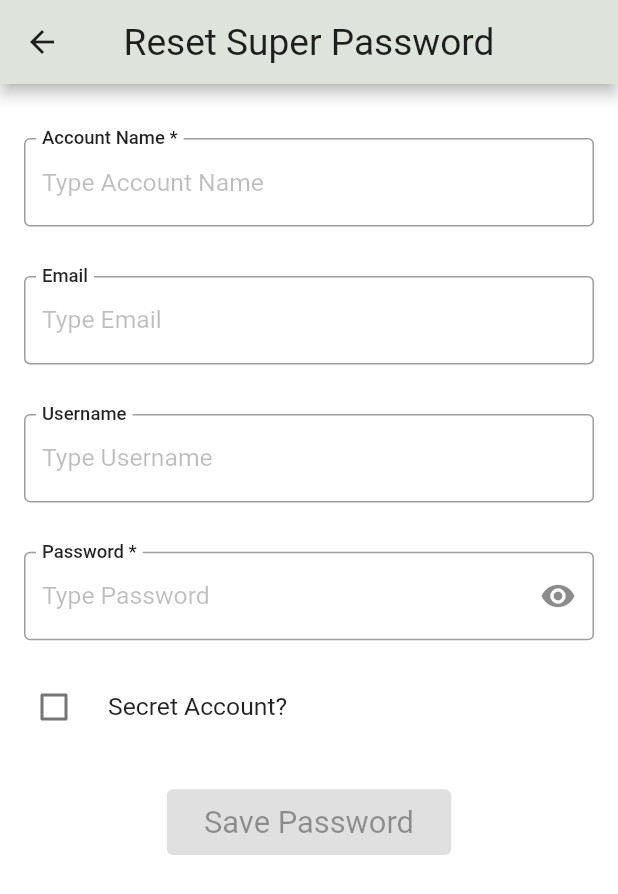
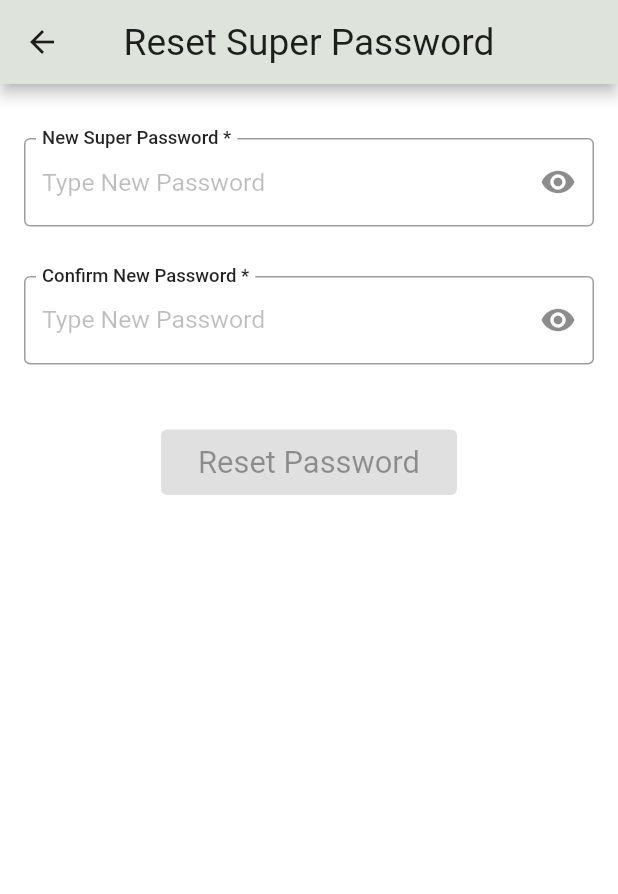
Before and after one commit to srad1292/flutter_password_manager, a Flutter app: the ResetSuperPasswordForm screen opened directly, on a phone screen of 412 x 824 dp. Shown: the top 894 px of the screen. Run offline on Flutter 3.47's test engine with Material 2 defaults, Android fonts, the phone set to English and light mode, and no system bars; our stand-ins replace device_preview, get_it, shared_preferences, sqflite; accounts and stored records are empty.

Commit message:
Reset password form.  Reset password action -> transaction that updates super password and then deletes all saved accounts

```diff
--- a/lib/modules/settings/reset-super-password-form.dart
+++ b/lib/modules/settings/reset-super-password-form.dart
@@ -1,9 +1,10 @@
 import 'package:flutter/material.dart';
+import 'package:password_manager/common/widget/confirmation_dalog.dart';
 import 'package:password_manager/common/widget/error_dialog.dart';
 import 'package:password_manager/common/widget/password_request_dialog.dart';
 import 'package:password_manager/modules/shared/model/password.dart';
 import 'package:password_manager/modules/shared/service/password.dart';
-import 'package:password_manager/modules/shared/service/settings.dart';
+import 'package:password_manager/modules/super_password/page/super_password.dart';
 import 'package:password_manager/utils/service_locator.dart';
 import 'package:password_manager/utils/size_config.dart';
 
@@ -19,15 +20,15 @@ class ResetSuperPasswordForm extends StatefulWidget {
 
 class _ResetSuperPasswordFormState extends State<ResetSuperPasswordForm> {
   late PasswordService _passwordService;
-  late SettingsService _settingsService;
+
+  late TextEditingController _newPasswordController;
+  late TextEditingController _confirmPasswordController;
 
 
-  late TextEditingController _accountNameController;
-  late TextEditingController _emailController;
-  late TextEditingController _usernameController;
-  late TextEditingController _passwordController;
-  late  bool _isSecret;
-  bool _isPasswordVisible = false;
+
+  bool _newVisible = false;
+  bool _confirmVisible = false;
+
 
   bool saving = false;
   bool formValid = false;
@@ -36,17 +37,12 @@ class _ResetSuperPasswordFormState extends State<ResetSuperPasswordForm> {
   void initState() {
     super.initState();
     _passwordService = serviceLocator.get<PasswordService>();
-    _settingsService = serviceLocator.get<SettingsService>();
 
-    _accountNameController = new TextEditingController();
-    _accountNameController.text = widget.password?.accountName ?? '';
-    _emailController = new TextEditingController();
-    _emailController.text = widget.password?.email ?? '';
-    _usernameController = new TextEditingController();
-    _usernameController.text = widget.password?.username ?? '';
-    _passwordController = new TextEditingController();
-    _passwordController.text = widget.password?.password ?? '';
-    _isSecret = widget.password?.isSecret == true;
+    _newPasswordController = new TextEditingController();
+    _newPasswordController.text = '';
+    _confirmPasswordController = new TextEditingController();
+    _confirmPasswordController.text = '';
+
 
     validateForm();
 
@@ -54,16 +50,15 @@ class _ResetSuperPasswordFormState extends State<ResetSuperPasswordForm> {
   }
 
   void setupFormValidation() {
-    _accountNameController.addListener(() { validateForm(); });
-    _passwordController.addListener(() { validateForm(); });
+    _newPasswordController.addListener(() { validateForm(); });
+    _confirmPasswordController.addListener(() { validateForm(); });
+
   }
 
   @override
   void dispose() {
-    _accountNameController.dispose();
-    _emailController.dispose();
-    _usernameController.dispose();
-    _passwordController.dispose();
+    _newPasswordController.dispose();
+    _confirmPasswordController.dispose();
     super.dispose();
   }
 
@@ -88,7 +83,8 @@ class _ResetSuperPasswordFormState extends State<ResetSuperPasswordForm> {
   }
 
   void validateForm() {
-    bool isFormValid = _accountNameController.text.trim().isNotEmpty && _passwordController.text.trim().isNotEmpty;
+    bool isFormValid = _newPasswordController.text.trim().isNotEmpty &&
+        _confirmPasswordController.text.trim().isNotEmpty && _newPasswordController.text.trim() == _confirmPasswordController.text.trim();
     if(isFormValid != formValid) {
       setState(() {
         formValid = isFormValid;
@@ -110,77 +106,26 @@ class _ResetSuperPasswordFormState extends State<ResetSuperPasswordForm> {
 
   List<Widget> _buildFormFields() {
     return [
-      _buildAccountNameField(),
-      _buildEmailField(),
-      _buildUsernameField(),
-      _buildPasswordField(),
-      _buildIsSecretField()
+      _buildNewPasswordField(),
+      _buildConfirmPasswordField(),
     ];
   }
 
-  Widget _buildAccountNameField() {
-    return Padding(
-      padding: EdgeInsets.only(bottom: 4 * SizeConfig.heightMultiplier,),
-      child: TextField(
-        controller: _accountNameController,
-        decoration: InputDecoration(
-          labelText: "Account Name *",
-          hintText: "Type Account Name",
-          // errorText: _passwordInputError.isEmpty ? null : _passwordInputError,
-        ),
-        keyboardType: TextInputType.text,
-        // textInputAction: TextInputAction.done,
-      ),
-    );
-  }
-
-  Widget _buildEmailField() {
+  Widget _buildNewPasswordField() {
     return Padding(
       padding: EdgeInsets.only(bottom: 4 * SizeConfig.heightMultiplier),
       child: TextField(
-        controller: _emailController,
+        controller: _newPasswordController,
+        obscureText: !_newVisible,
         decoration: InputDecoration(
-          labelText: "Email",
-          hintText: "Type Email",
-          // errorText: _passwordInputError.isEmpty ? null : _passwordInputError,
-        ),
-        keyboardType: TextInputType.text,
-        // textInputAction: TextInputAction.done,
-      ),
-    );
-  }
-
-  Widget _buildUsernameField() {
-    return Padding(
-      padding: EdgeInsets.only(bottom: 4 * SizeConfig.heightMultiplier),
-      child: TextField(
-        controller: _usernameController,
-        decoration: InputDecoration(
-          labelText: "Username",
-          hintText: "Type Username",
-          // errorText: _passwordInputError.isEmpty ? null : _passwordInputError,
-        ),
-        keyboardType: TextInputType.text,
-        // textInputAction: TextInputAction.done,
-      ),
-    );
-  }
-
-  Widget _buildPasswordField() {
-    return Padding(
-      padding: EdgeInsets.only(bottom: 2 * SizeConfig.heightMultiplier),
-      child: TextField(
-        controller: _passwordController,
-        obscureText: !_isPasswordVisible,
-        decoration: InputDecoration(
-            labelText: "Password *",
-            hintText: "Type Password",
+            labelText: "New Super Password *",
+            hintText: "Type New Password",
             // errorText: _passwordInputError.isEmpty ? null : _passwordInputError,
             suffixIcon: IconButton(
-              icon: Icon(_isPasswordVisible ? Icons.visibility_off : Icons.visibility),
+              icon: Icon(_newVisible ? Icons.visibility_off : Icons.visibility),
               onPressed: () {
                 setState(() {
-                  _isPasswordVisible = !_isPasswordVisible;
+                  _newVisible = !_newVisible;
                 });
               },
               color: Colors.black45,
@@ -194,60 +139,68 @@ class _ResetSuperPasswordFormState extends State<ResetSuperPasswordForm> {
     );
   }
 
-  Widget _buildIsSecretField() {
+  Widget _buildConfirmPasswordField() {
     return Padding(
-      padding: EdgeInsets.only(bottom: 3 * SizeConfig.heightMultiplier),
-      child: CheckboxListTile(
-        contentPadding: EdgeInsets.only(left: 0),
-        title: Text("Secret Account?"),
-        controlAffinity: ListTileControlAffinity.leading,
-        value: _isSecret,
-        onChanged: (bool? value) {
-          setState(() {
-            _isSecret = value ?? false;
-          });
-        },
-        activeColor: Colors.lightBlue,
-        checkColor: Colors.black45,
+      padding: EdgeInsets.only(bottom: 5 * SizeConfig.heightMultiplier),
+      child: TextField(
+        controller: _confirmPasswordController,
+        obscureText: !_confirmVisible,
+        decoration: InputDecoration(
+            labelText: "Confirm New Password *",
+            hintText: "Type New Password",
+            // errorText: _passwordInputError.isEmpty ? null : _passwordInputError,
+            suffixIcon: IconButton(
+              icon: Icon(_confirmVisible ? Icons.visibility_off : Icons.visibility),
+              onPressed: () {
+                setState(() {
+                  _confirmVisible = !_confirmVisible;
+                });
+              },
+              color: Colors.black45,
+              focusColor: Colors.black45,
+              disabledColor: Colors.black45,
+            )
+        ),
+        keyboardType: TextInputType.text,
+        // textInputAction: TextInputAction.done,
       ),
     );
   }
 
+
   Widget _buildSubmitButton() {
     return ElevatedButton(
       onPressed: formValid && !saving ? () async {
-        if(_settingsService.getSettings().guardAddPassword) {
-          bool canAdd = await showPasswordRequest(context: context);
-          if(!canAdd) { return; }
-        }
-        savePassword();
+        bool canAdd = await showConfirmationDialog(context: context, body: "Resetting your super password will delete all accounts saved.  Continue?");
+        if(!canAdd) { return; }
+
+        resetSuperPassword();
       } : null,
-      child: Text(saving ? "Saving..." : "Save Password"),
+      child: Text(saving ? "Updating..." : "Reset Password"),
       style: ButtonStyle(
           enableFeedback: formValid
       ),
     );
   }
 
-  void savePassword() async {
+  void resetSuperPassword() async {
     setState(() { saving = true; });
-    Password password = new Password(
-        id: widget.password?.id,
-        accountName: _accountNameController.text,
-        email: _emailController.text,
-        username: _usernameController.text,
-        password: _passwordController.text,
-        isSecret: _isSecret
+    SuperPassword password = new SuperPassword(
+      password: _newPasswordController.text.trim(),
     );
 
-    Function saveFunction = widget.password?.id == null ? _passwordService.createPassword : _passwordService.updatePassword;
+    Function saveFunction = _passwordService.resetSuperPassword;
 
     try {
-      await saveFunction(password);
+      bool didReset = await saveFunction(password);
       setState(() { saving = false; });
-      Navigator.of(context).pop();
+      if(didReset) {
+        Navigator.of(context).pop();
+      } else {
+        await showErrorDialog(context: context, body: "Reset super password failed.  Please try again.");
+      }
     } catch(err) {
-      await showErrorDialog(context: context, body: "Saving password failed.  Please try again.");
+      await showErrorDialog(context: context, body: "Reset super password failed.  Please try again.");
       setState(() { saving = false; });
     }
   }
--- a/lib/modules/shared/dao/super_password_dao.dart
+++ b/lib/modules/shared/dao/super_password_dao.dart
@@ -60,4 +60,26 @@ class SuperPasswordDao {
 
     return 0;
   }
+
+  Future<int> resetSuperPassword(SuperPassword password) async {
+    Database? db = await DBProvider.db.database;
+    try {
+      int id = -1;
+      await db?.transaction((txn) async {
+        id = await txn.insert(DatabaseTables.SUPER_PASSWORD, password.toPersistence(),
+            conflictAlgorithm: ConflictAlgorithm.replace);
+        print("Updated super password. Id: $id");
+        print("Time to delete");
+        int deletedCount = await txn.delete(DatabaseTables.PASSWORD);
+        print("Delete finished");
+        print("Deleted password count: $deletedCount");
+      });
+      print("I am returning with value of: $id");
+      return id;
+    } catch(e) {
+      print(e.toString());
+      print("Reset super password failed");
+      return -1;
+    }
+  }
 }
--- a/lib/modules/shared/service/password.dart
+++ b/lib/modules/shared/service/password.dart
@@ -10,6 +10,7 @@ class PasswordService {
   late PasswordDao _passwordDao;
   late SuperPasswordDao _superPasswordDao;
   SuperPassword? superPassword;
+  bool hasResetSuperPassword = false;
 
   PasswordService() {
     this.passwords = [];
@@ -23,9 +24,6 @@ class PasswordService {
     this._superPasswordDao = new SuperPasswordDao();
   }
 
-  Future<List<Password>> getPasswordsFromPersistence({bool showSecret = false, String accountSearch = ''}) async {
-    return await this._passwordDao.getAllPasswords(showSecret: showSecret, accountSearch: accountSearch);
-  }
 
   Future<SuperPassword?> getSuperPassword() async {
     return await this._superPasswordDao.getSuperPassword();
@@ -50,6 +48,22 @@ class PasswordService {
     }
     this.superPassword = new SuperPassword.clone(password);
     return password;
+  }
+
+  Future<bool> resetSuperPassword(SuperPassword password) async {
+    int newId = await this._superPasswordDao.resetSuperPassword(password);
+    bool didReset = newId >= 0;
+    print("Did i reset? $didReset");
+    if(didReset) {
+      this.superPassword = new SuperPassword.clone(password);
+      this.superPassword?.id = newId;
+      this.hasResetSuperPassword = true;
+    }
+    return didReset;
+  }
+
+  Future<List<Password>> getPasswordsFromPersistence({bool showSecret = false, String accountSearch = ''}) async {
+    return await this._passwordDao.getAllPasswords(showSecret: showSecret, accountSearch: accountSearch);
   }
 
   Future<Password?> getPasswordById({int passwordId = 0}) async {
```
Also changed, not shown: lib/modules/account_list/account_list_page.dart (+9 -3 lines).
